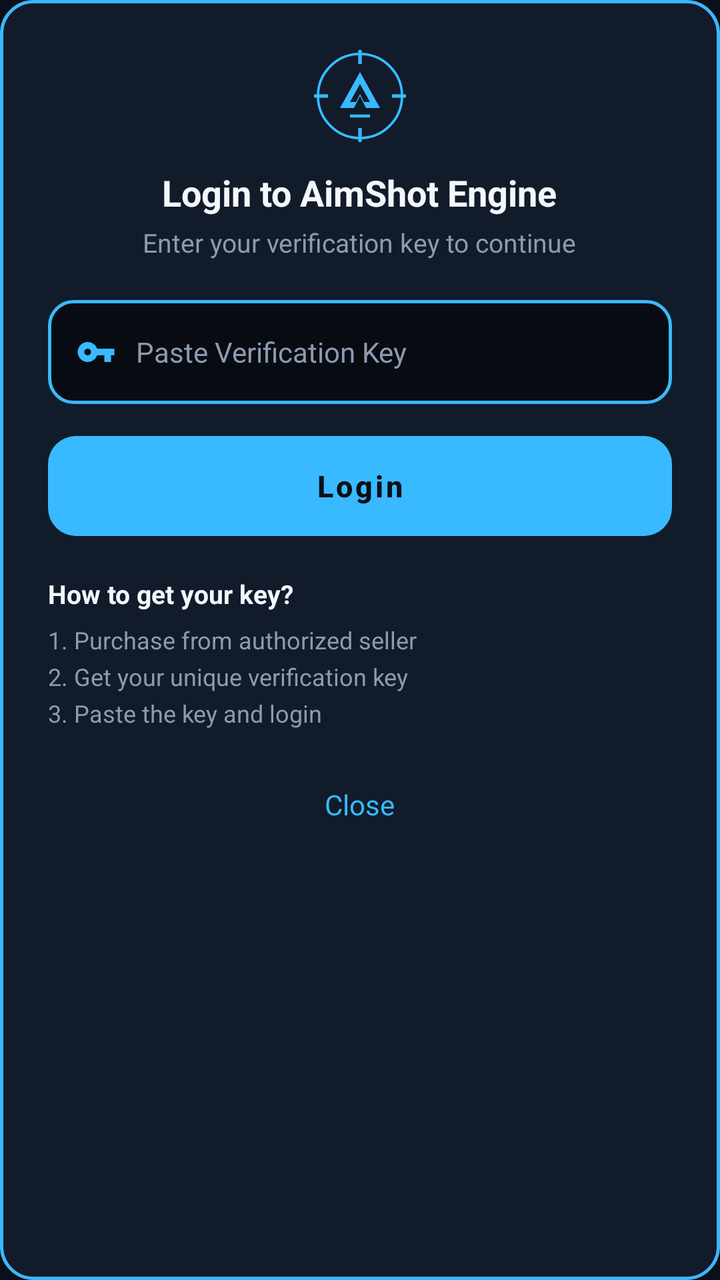
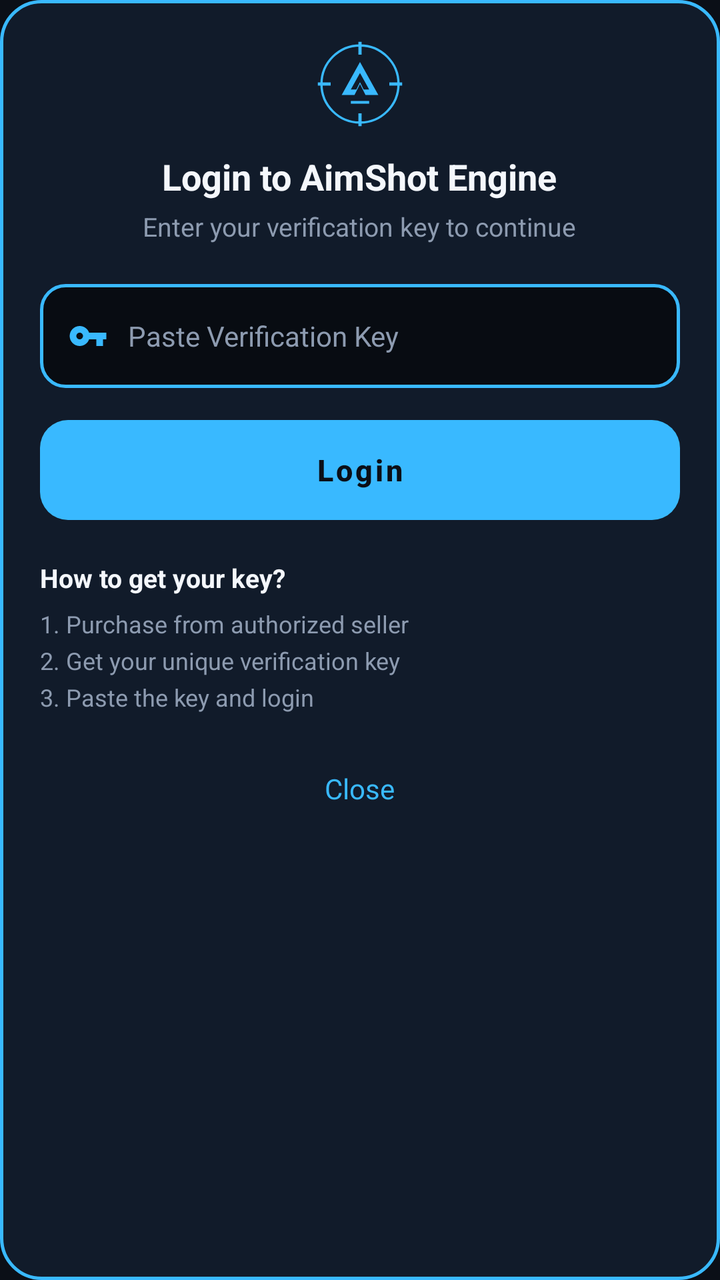

An Android layout rendered at two revisions. The XML below is the earlier revision; the diff shows what the commit changed to produce the second picture.
<!-- AndroidManifest.xml: application theme Theme.AimShotEngine -->
<!-- res/layout/dialog_verification_key.xml -->
<?xml version="1.0" encoding="utf-8"?>
<LinearLayout xmlns:android="http://schemas.android.com/apk/res/android"
    android:layout_width="match_parent"
    android:layout_height="wrap_content"
    android:layout_gravity="center"
    android:layout_margin="24dp"
    android:background="@drawable/bg_tactical_card_glow"
    android:orientation="vertical"
    android:padding="24dp">

    
    <ImageView
        android:layout_width="48dp"
        android:layout_height="48dp"
        android:layout_gravity="center_horizontal"
        android:layout_marginBottom="12dp"
        android:contentDescription="@string/app_name"
        android:src="@drawable/ic_aimshot_logo" />

    
    <TextView
        android:layout_width="wrap_content"
        android:layout_height="wrap_content"
        android:layout_gravity="center_horizontal"
        android:text="@string/login_dialog_title"
        android:textColor="@color/text_primary"
        android:textSize="18sp"
        android:textStyle="bold" />

    
    <TextView
        android:layout_width="wrap_content"
        android:layout_height="wrap_content"
        android:layout_gravity="center_horizontal"
        android:layout_marginTop="4dp"
        android:layout_marginBottom="20dp"
        android:text="@string/login_dialog_subtitle"
        android:textColor="@color/text_secondary"
        android:textSize="13sp" />

    
    <LinearLayout
        android:layout_width="match_parent"
        android:layout_height="52dp"
        android:background="@drawable/bg_input_key"
        android:gravity="center_vertical"
        android:orientation="horizontal"
        android:paddingStart="14dp"
        android:paddingEnd="14dp">

        <ImageView
            android:layout_width="20dp"
            android:layout_height="20dp"
            android:contentDescription="Key"
            android:src="@drawable/ic_key" />

        <EditText
            android:id="@+id/edit_verification_key"
            android:layout_width="match_parent"
            android:layout_height="match_parent"
            android:layout_marginStart="10dp"
            android:background="@android:color/transparent"
            android:hint="@string/paste_key_hint"
            android:imeOptions="actionDone"
            android:inputType="textVisiblePassword"
            android:maxLines="1"
            android:textColor="@color/text_primary"
            android:textColorHint="@color/text_secondary"
            android:textSize="14sp" />
    </LinearLayout>

    
    <TextView
        android:id="@+id/tv_dialog_error"
        android:layout_width="match_parent"
        android:layout_height="wrap_content"
        android:layout_marginTop="8dp"
        android:textColor="@color/color_error"
        android:textSize="12sp"
        android:visibility="gone" />

    
    <ProgressBar
        android:id="@+id/progress_verification"
        android:layout_width="32dp"
        android:layout_height="32dp"
        android:layout_gravity="center_horizontal"
        android:layout_marginTop="8dp"
        android:indeterminateTint="@color/accent_primary"
        android:visibility="gone" />

    
    <Button
        android:id="@+id/btn_dialog_login"
        android:layout_width="match_parent"
        android:layout_height="50dp"
        android:layout_marginTop="16dp"
        android:background="@drawable/bg_button_accent"
        android:elevation="0dp"
        android:stateListAnimator="@null"
        android:text="@string/btn_login"
        android:textAllCaps="false"
        android:textColor="@color/bg_main"
        android:textSize="15sp"
        android:textStyle="bold" />

    
    <TextView
        android:layout_width="wrap_content"
        android:layout_height="wrap_content"
        android:layout_marginTop="20dp"
        android:text="@string/how_to_get_key"
        android:textColor="@color/text_primary"
        android:textSize="13sp"
        android:textStyle="bold" />

    <TextView
        android:layout_width="wrap_content"
        android:layout_height="wrap_content"
        android:layout_marginTop="6dp"
        android:text="@string/step_1"
        android:textColor="@color/text_secondary"
        android:textSize="12sp" />

    <TextView
        android:layout_width="wrap_content"
        android:layout_height="wrap_content"
        android:layout_marginTop="2dp"
        android:text="@string/step_2"
        android:textColor="@color/text_secondary"
        android:textSize="12sp" />

    <TextView
        android:layout_width="wrap_content"
        android:layout_height="wrap_content"
        android:layout_marginTop="2dp"
        android:text="@string/step_3"
        android:textColor="@color/text_secondary"
        android:textSize="12sp" />

    
    <TextView
        android:id="@+id/tv_dialog_close"
        android:layout_width="wrap_content"
        android:layout_height="wrap_content"
        android:layout_gravity="center_horizontal"
        android:layout_marginTop="20dp"
        android:padding="8dp"
        android:text="@string/action_close"
        android:textColor="@color/accent_primary"
        android:textSize="14sp" />

</LinearLayout>
<!-- resources referenced by this layout -->
<resources>
  <color name="accent_primary">#39B9FF</color>
  <color name="bg_main">#0B0F17</color>
  <color name="color_error">#FF4655</color>
  <color name="text_primary">#F4F7FC</color>
  <color name="text_secondary">#8D9BB0</color>
  <!-- drawable bg_button_accent (drawable) -->
  <?xml version="1.0" encoding="utf-8"?>
  <ripple xmlns:android="http://schemas.android.com/apk/res/android"
      android:color="#40FFFFFF">
      <item>
          <shape android:shape="rectangle">
              <solid android:color="@color/accent_primary" />
              <corners android:radius="14dp" />
          </shape>
      </item>
  </ripple>
  <!-- drawable bg_input_key (drawable) -->
  <?xml version="1.0" encoding="utf-8"?>
  <shape xmlns:android="http://schemas.android.com/apk/res/android"
      android:shape="rectangle">
      <solid android:color="@color/bg_input" />
      <corners android:radius="12dp" />
      <stroke
          android:width="1.5dp"
          android:color="@color/border_accent" />
  </shape>
  <!-- drawable bg_tactical_card_glow (drawable) -->
  <?xml version="1.0" encoding="utf-8"?>
  <shape xmlns:android="http://schemas.android.com/apk/res/android"
      android:shape="rectangle">
      <solid android:color="@color/bg_card" />
      <corners android:radius="16dp" />
      <stroke
          android:width="1.5dp"
          android:color="@color/accent_primary" />
  </shape>
  <!-- drawable ic_key (drawable) -->
  <vector xmlns:android="http://schemas.android.com/apk/res/android"
      android:width="24dp"
      android:height="24dp"
      android:viewportWidth="24"
      android:viewportHeight="24">
    <path
        android:pathData="M12.65,10C11.83,7.67 9.61,6 7,6c-3.31,0 -6,2.69 -6,6s2.69,6 6,6c2.61,0 4.83,-1.67 5.65,-4H17v4h4v-4h2v-4H12.65zM7,14c-1.1,0 -2,-0.9 -2,-2s0.9,-2 2,-2 2,0.9 2,2 -0.9,2 -2,2z"
        android:fillColor="#39B9FF"/>
  </vector>
  <string name="action_close">Close</string>
  <string name="app_name">AimShot Engine</string>
  <string name="btn_login">Login</string>
  <string name="how_to_get_key">How to get your key?</string>
  <string name="login_dialog_subtitle">Enter your verification key to continue</string>
  <string name="login_dialog_title">Login to AimShot Engine</string>
  <string name="paste_key_hint">Paste Verification Key</string>
  <string name="step_1">1. Purchase from authorized seller</string>
  <string name="step_2">2. Get your unique verification key</string>
  <string name="step_3">3. Paste the key and login</string>
  <style name="Theme.AimShotEngine" parent="Theme.MaterialComponents.DayNight.DarkActionBar">
          <item name="colorPrimary">@color/accent_primary</item>
          <item name="colorPrimaryVariant">@color/accent_primary_dark</item>
          <item name="colorOnPrimary">@color/bg_main</item>
          <item name="colorSecondary">@color/color_success</item>
          <item name="colorSecondaryVariant">@color/color_success</item>
          <item name="colorOnSecondary">@color/bg_main</item>
          <item name="android:statusBarColor">@color/bg_main</item>
          <item name="android:navigationBarColor">@color/nav_bg</item>
          <item name="android:windowBackground">@color/bg_main</item>
      </style>
  <color name="bg_input">#080C12</color>
  <color name="border_accent">#39B9FF</color>
  <color name="bg_card">#111B2A</color>
  <color name="accent_primary_dark">#1A85CC</color>
  <color name="color_success">#49DCA0</color>
  <color name="nav_bg">#090D14</color>
  <!-- unchanged entries left out for length: 1 -->
</resources>

<!-- the commit's change to res/layout/dialog_verification_key.xml (unified diff, before → after) -->
@@ -3,15 +3,15 @@
     android:layout_width="match_parent"
     android:layout_height="wrap_content"
     android:layout_gravity="center"
-    android:layout_margin="24dp"
-    android:background="@drawable/bg_tactical_card_glow"
+    android:layout_margin="20dp"
+    android:background="@drawable/bg_dialog_card"
     android:orientation="vertical"
-    android:padding="24dp">
+    android:padding="20dp">
 
     
     <ImageView
-        android:layout_width="48dp"
-        android:layout_height="48dp"
+        android:layout_width="44dp"
+        android:layout_height="44dp"
         android:layout_gravity="center_horizontal"
         android:layout_marginBottom="12dp"
         android:contentDescription="@string/app_name"
<!-- resource entries referenced after the edit -->
@@ -16,6 +16,21 @@
           </shape>
       </item>
   </ripple>
+  <!-- drawable bg_dialog_card (drawable) -->
+  <?xml version="1.0" encoding="utf-8"?>
+  <shape xmlns:android="http://schemas.android.com/apk/res/android"
+      android:shape="rectangle">
+      <solid android:color="#111B2A" />
+      <corners android:radius="20dp" />
+      <stroke
+          android:width="1.5dp"
+          android:color="#39B9FF" />
+      <padding
+          android:bottom="20dp"
+          android:left="20dp"
+          android:right="20dp"
+          android:top="20dp" />
+  </shape>
   <!-- drawable bg_input_key (drawable) -->
   <?xml version="1.0" encoding="utf-8"?>
   <shape xmlns:android="http://schemas.android.com/apk/res/android"
@@ -25,16 +40,6 @@
       <stroke
           android:width="1.5dp"
           android:color="@color/border_accent" />
-  </shape>
-  <!-- drawable bg_tactical_card_glow (drawable) -->
-  <?xml version="1.0" encoding="utf-8"?>
-  <shape xmlns:android="http://schemas.android.com/apk/res/android"
-      android:shape="rectangle">
-      <solid android:color="@color/bg_card" />
-      <corners android:radius="16dp" />
-      <stroke
-          android:width="1.5dp"
-          android:color="@color/accent_primary" />
   </shape>
   <!-- drawable ic_key (drawable) -->
   <vector xmlns:android="http://schemas.android.com/apk/res/android"
@@ -69,7 +74,6 @@
       </style>
   <color name="bg_input">#080C12</color>
   <color name="border_accent">#39B9FF</color>
-  <color name="bg_card">#111B2A</color>
   <color name="accent_primary_dark">#1A85CC</color>
   <color name="color_success">#49DCA0</color>
   <color name="nav_bg">#090D14</color>
